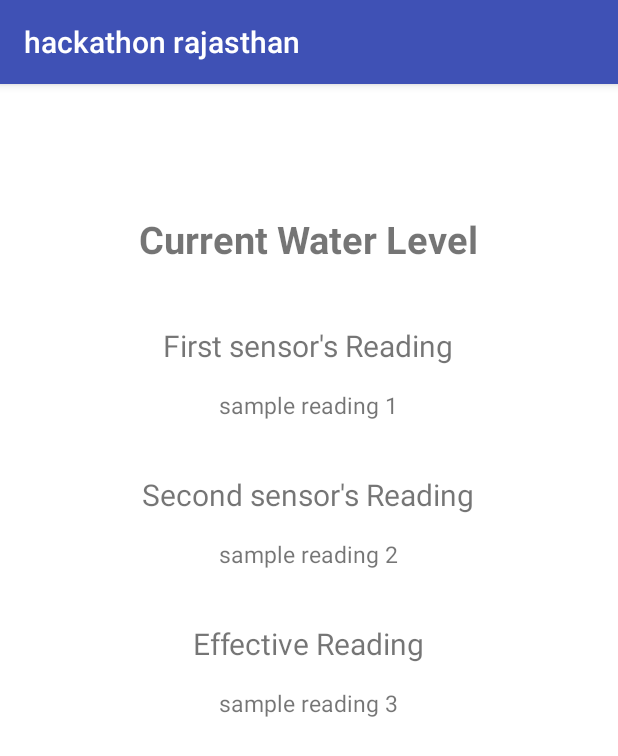
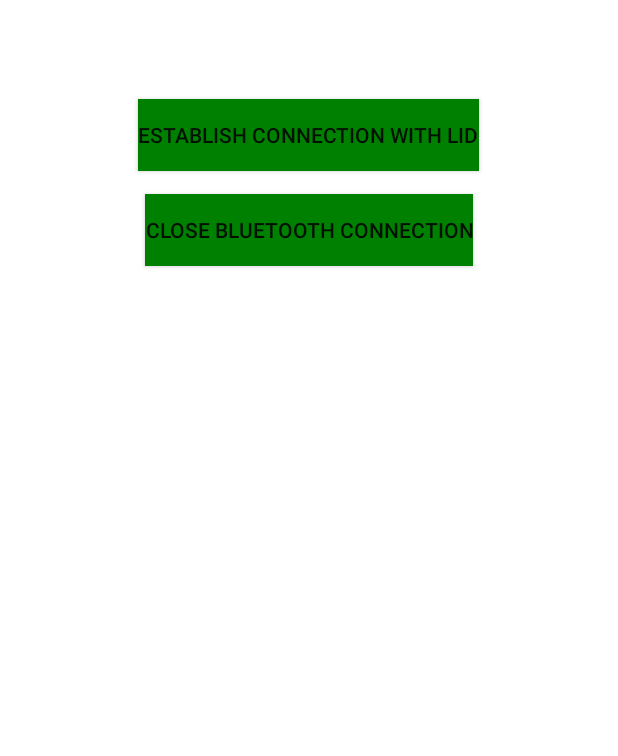
Before and after one commit to shivanshu1333/RajasthanHackathon, an Android app: the readings screen opened directly, with no data from a screen before it, on a phone screen of 412 x 824 dp. Shown: the top 756 px of the screen. Run offline under Robolectric (Android 15) with nearby library versions, the phone set to English and light mode, and no system bars.

Commit message:
Add final changes before submission

```diff
--- a/Rajasthan Hackathon Android App code/app/src/main/java/com/example/jaskirat/hackathonrajasthan/readings.java
+++ b/Rajasthan Hackathon Android App code/app/src/main/java/com/example/jaskirat/hackathonrajasthan/readings.java
@@ -1,14 +1,181 @@
 package com.example.jaskirat.hackathonrajasthan;
 
-import android.support.v7.app.AppCompatActivity;
+import java.io.IOException;
+import java.io.InputStream;
+import java.io.OutputStream;
+import java.util.Set;
+import java.util.UUID;
+
+import android.app.Activity;
+import android.bluetooth.BluetoothAdapter;
+import android.bluetooth.BluetoothDevice;
+import android.bluetooth.BluetoothSocket;
+import android.content.Intent;
 import android.os.Bundle;
+import android.os.Handler;
+import android.util.Log;
+import android.view.View;
+import android.widget.Button;
+import android.widget.TextView;
 
-public class readings extends AppCompatActivity {
+
+public class readings extends Activity {
+
+    TextView myLabel;
+    BluetoothAdapter mBluetoothAdapter;
+    BluetoothSocket mmSocket;
+    BluetoothDevice mmDevice;
+    OutputStream mmOutputStream;
+    InputStream mmInputStream;
+    Thread workerThread;
+    byte[] readBuffer;
+    int readBufferPosition;
+    volatile boolean stopWorker;
+
 
     @Override
-    protected void onCreate(Bundle savedInstanceState) {
+    public void onCreate(Bundle savedInstanceState) {
         super.onCreate(savedInstanceState);
         setContentView(R.layout.activity_readings);
 
+        Button openButton = (Button)findViewById(R.id.open);
+        Button closeButton = (Button)findViewById(R.id.close);
+        myLabel = (TextView)findViewById(R.id.label);
+
+
+        //Open Button
+        openButton.setOnClickListener(new View.OnClickListener()
+        {
+            public void onClick(View v)
+            {
+                try
+                {
+                    findBT();
+                    openBT();
+                }
+                catch (IOException ex) { }
+            }
+        });
+
+        //Close button
+        closeButton.setOnClickListener(new View.OnClickListener()
+        {
+            public void onClick(View v)
+            {
+                try
+                {
+                    closeBT();
+                }
+                catch (IOException ex) { }
+            }
+        });
+    }
+
+    void findBT()
+    {
+        mBluetoothAdapter = BluetoothAdapter.getDefaultAdapter();
+        if(mBluetoothAdapter == null)
+        {
+            myLabel.setVisibility(View.VISIBLE);
+            myLabel.setText("No bluetooth adapter available");
+        }
+
+        if(!mBluetoothAdapter.isEnabled())
+        {
+            Intent enableBluetooth = new Intent(BluetoothAdapter.ACTION_REQUEST_ENABLE);
+            startActivityForResult(enableBluetooth, 0);
+        }
+
+        Set<BluetoothDevice> pairedDevices = mBluetoothAdapter.getBondedDevices();
+        if(pairedDevices.size() > 0)
+        {
+            for(BluetoothDevice device : pairedDevices)
+            {
+                if(device.getName().equals("HC-05"))
+                {
+                    mmDevice = device;
+                    break;
+                }
+            }
+        }
+
+        myLabel.setVisibility(View.VISIBLE);
+        myLabel.setText("Bluetooth Device Found");
+    }
+
+    void openBT() throws IOException
+    {
+        UUID uuid = UUID.fromString("00001101-0000-1000-8000-00805f9b34fb"); //Standard SerialPortService ID
+        mmSocket = mmDevice.createRfcommSocketToServiceRecord(uuid);
+        mmSocket.connect();
+        mmOutputStream = mmSocket.getOutputStream();
+        mmInputStream = mmSocket.getInputStream();
+
+        beginListenForData();
+
+        myLabel.setVisibility(View.VISIBLE);
+        myLabel.setText("Bluetooth Opened");
+    }
+
+    void beginListenForData()
+    {
+        final Handler handler = new Handler();
+        final byte delimiter = 35; //This is the ASCII code for a newline character
+
+        stopWorker = false;
+        readBufferPosition = 0;
+        readBuffer = new byte[1024];
+
+        workerThread = new Thread(new Runnable()
+        {
+            public void run()
+            {
+                while(!Thread.currentThread().isInterrupted() && !stopWorker)
+                {
+                    try
+                    {
+                        int bytesAvailable = mmInputStream.available();
+                        if(bytesAvailable > 0)
+                        {
+                            byte[] packetBytes = new byte[bytesAvailable];
+                            mmInputStream.read(packetBytes);
+                            for(int i=0;i<bytesAvailable;i++)
+                            {
+                                byte b = packetBytes[i];
+                                if(b == delimiter)
+                                {
+                                    byte[] encodedBytes = new byte[readBufferPosition];
+                                    System.arraycopy(readBuffer, 0, encodedBytes, 0,  encodedBytes.length);
+                                    final String data = new String(encodedBytes, "US-ASCII");
+                                    Log.d("SKY",data);
+                                    readBufferPosition = 0;
+
+                                }
+                                else
+                                {
+                                    readBuffer[readBufferPosition++] = b;
+                                }
+                            }
+                        }
+                    }
+                    catch (IOException ex)
+                    {
+                        stopWorker = true;
+                    }
+                }
+            }
+        });
+
+        workerThread.start();
+    }
+
+    void closeBT() throws IOException
+    {
+        stopWorker = true;
+        mmOutputStream.close();
+        mmInputStream.close();
+        mmSocket.close();
+        myLabel.setVisibility(View.VISIBLE);
+        myLabel.setText("Bluetooth Closed");
     }
 }
--- a/Rajasthan Hackathon Android App code/app/src/main/res/layout/activity_first.xml
+++ b/Rajasthan Hackathon Android App code/app/src/main/res/layout/activity_first.xml
@@ -17,7 +17,7 @@
         android:layout_centerHorizontal="true"
         android:textSize="24dp"
         android:text="Continue"
-        android:background="@drawable/circle_button"
+        android:background="@color/green"
         android:layout_centerVertical="true"
         android:id="@+id/cont" />
 
--- a/Rajasthan Hackathon Android App code/app/src/main/res/layout/activity_main.xml
+++ b/Rajasthan Hackathon Android App code/app/src/main/res/layout/activity_main.xml
@@ -27,7 +27,7 @@
         android:layout_centerHorizontal="true"
         android:layout_below="@id/start"
         android:textSize="15dp"
-        android:text="location 1"
+        android:text="Udaipur"
         android:layout_marginTop="15dp"
         android:id="@+id/start_value" />
 
@@ -49,7 +49,7 @@
         android:layout_below="@id/inter_head"
         android:layout_marginTop="15dp"
         android:textSize="15dp"
-        android:text="station (5 Ltr), station (6 Ltr), station (2 Ltr)"
+        android:text="Jaipur (5 Ltr), Jaisalmer (6 Ltr), Jodhpur (2 Ltr)"
         android:id="@+id/intermediates" />
 
     <TextView
@@ -69,7 +69,7 @@
         android:layout_centerHorizontal="true"
         android:layout_below="@id/stop"
         android:layout_marginTop="15dp"
-        android:text="location 2"
+        android:text="Kota"
         android:textSize="15dp"
         android:id="@+id/stop_value" />
 
--- a/Rajasthan Hackathon Android App code/app/src/main/res/layout/activity_readings.xml
+++ b/Rajasthan Hackathon Android App code/app/src/main/res/layout/activity_readings.xml
@@ -11,74 +11,36 @@
     android:background="@color/white"
     tools:context="com.example.jaskirat.hackathonrajasthan.readings">
 
-    <TextView
+    <Button
         android:layout_width="wrap_content"
         android:layout_height="wrap_content"
         android:layout_centerHorizontal="true"
-        android:textSize="25dp"
-        android:textStyle="bold"
-        android:text="Current Water Level"
-        android:layout_marginTop="70dp"
-        android:id="@+id/heading" />
+        android:text="Establish connection with lid"
+        android:layout_marginTop="50dp"
+        android:background="@color/green"
+        android:id="@+id/open" />
 
-    <TextView
+    <Button
         android:layout_width="wrap_content"
         android:layout_height="wrap_content"
-        android:text="First sensor's Reading"
-        android:textSize="20dp"
-        android:layout_below="@id/heading"
-        android:layout_marginTop="40dp"
         android:layout_centerHorizontal="true"
-        android:id="@+id/first" />
+        android:layout_below="@id/open"
+        android:layout_marginTop="15dp"
+        android:text="Close Bluetooth connection"
+        android:background="@color/green"
+        android:id="@+id/close" />
+
 
     <TextView
         android:layout_width="wrap_content"
         android:layout_height="wrap_content"
         android:layout_centerHorizontal="true"
-        android:layout_below="@id/first"
+        android:layout_below="@id/close"
         android:layout_marginTop="15dp"
-        android:text="sample reading 1"
-        android:textSize="15dp"
-        android:id="@+id/first_reading" />
+        android:textStyle="bold"
+        android:text="status"
+        android:visibility="gone"
+        android:id="@+id/label" />
 
-    <TextView
-        android:layout_width="wrap_content"
-        android:layout_height="wrap_content"
-        android:layout_centerHorizontal="true"
-        android:layout_below="@id/first_reading"
-        android:layout_marginTop="35dp"
-        android:text="Second sensor's Reading"
-        android:textSize="20dp"
-        android:id="@+id/second" />
-
-    <TextView
-        android:layout_width="wrap_content"
-        android:layout_height="wrap_content"
-        android:layout_centerHorizontal="true"
-        android:layout_below="@id/second"
-        android:layout_marginTop="15dp"
-        android:text="sample reading 2"
-        android:textSize="15dp"
-        android:id="@+id/second_reading" />
-
-    <TextView
-        android:layout_width="wrap_content"
-        android:layout_height="wrap_content"
-        android:layout_centerHorizontal="true"
-        android:layout_below="@id/second_reading"
-        android:layout_marginTop="35dp"
-        android:text="Effective Reading"
-        android:textSize="20dp"
-        android:id="@+id/avg" />
-
-    <TextView
-        android:layout_width="wrap_content"
-        android:layout_height="wrap_content"
-        android:layout_centerHorizontal="true"
-        android:layout_below="@id/avg"
-        android:layout_marginTop="15dp"
-        android:text="sample reading 3"
-        android:textSize="15dp"
-        android:id="@+id/avg_reading" />
 
 </RelativeLayout>
```
Also changed, not shown: Rajasthan Hackathon Android App code/app/src/main/AndroidManifest.xml (+6 -4 lines).
